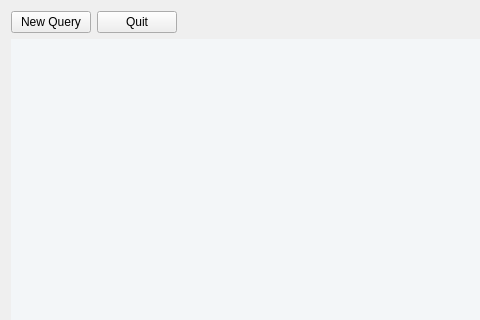
Old version of the form src/monitor-qt/wmanager.ui in the repository hhetter/smbtatools; both pictures show x 0 to 480 and y 0 to 320 of the 600 by 600 pixel window.
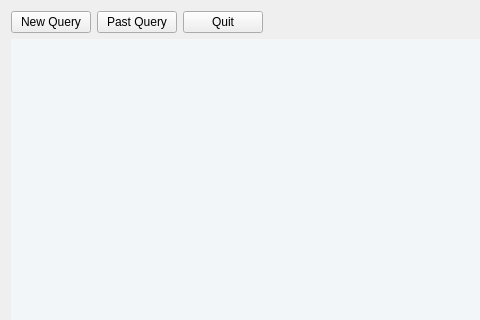
New version of the form.

What changed in the file:
```diff
--- a/src/monitor-qt/wmanager.ui
+++ b/src/monitor-qt/wmanager.ui
@@ -30,13 +30,20 @@
       </widget>
      </item>
      <item row="0" column="1">
+      <widget class="QPushButton" name="pastqueryButton">
+       <property name="text">
+        <string>Past Query</string>
+       </property>
+      </widget>
+     </item>
+     <item row="0" column="2">
       <widget class="QPushButton" name="quitButton">
        <property name="text">
         <string>Quit</string>
        </property>
       </widget>
      </item>
-     <item row="0" column="2">
+     <item row="0" column="3">
       <spacer name="horizontalSpacer_2">
        <property name="orientation">
         <enum>Qt::Horizontal</enum>
@@ -49,7 +56,7 @@
        </property>
       </spacer>
      </item>
-     <item row="1" column="0" colspan="3">
+     <item row="1" column="0" colspan="4">
       <widget class="QMdiArea" name="mdiArea">
        <property name="verticalScrollBarPolicy">
         <enum>Qt::ScrollBarAsNeeded</enum>
```
